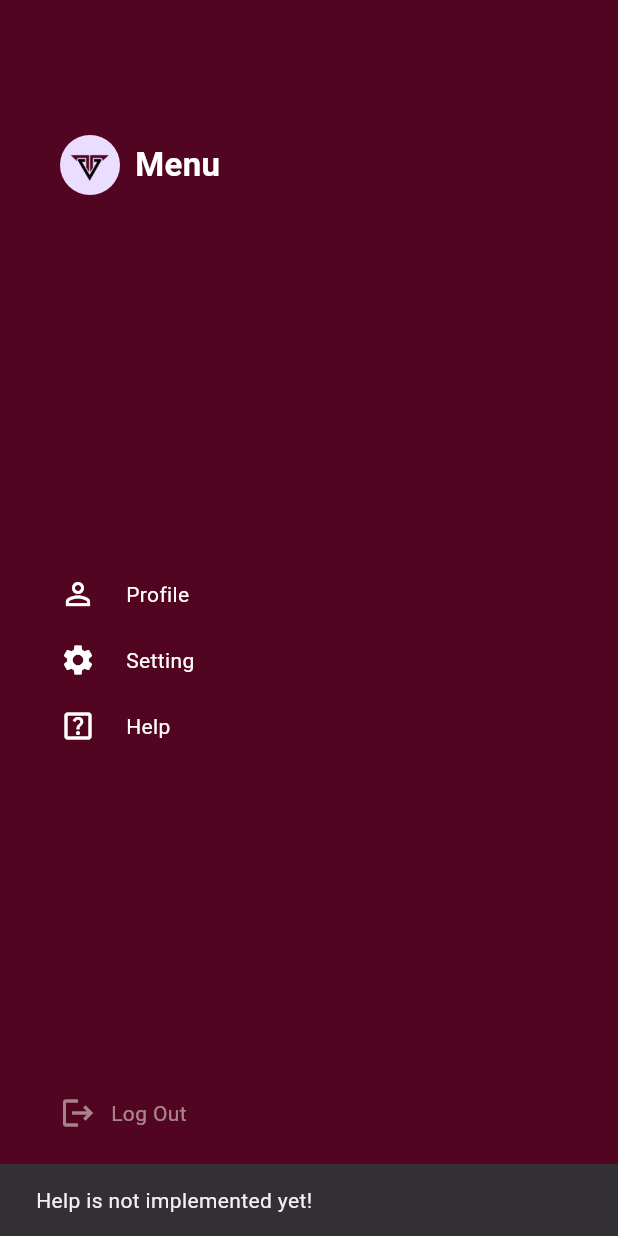
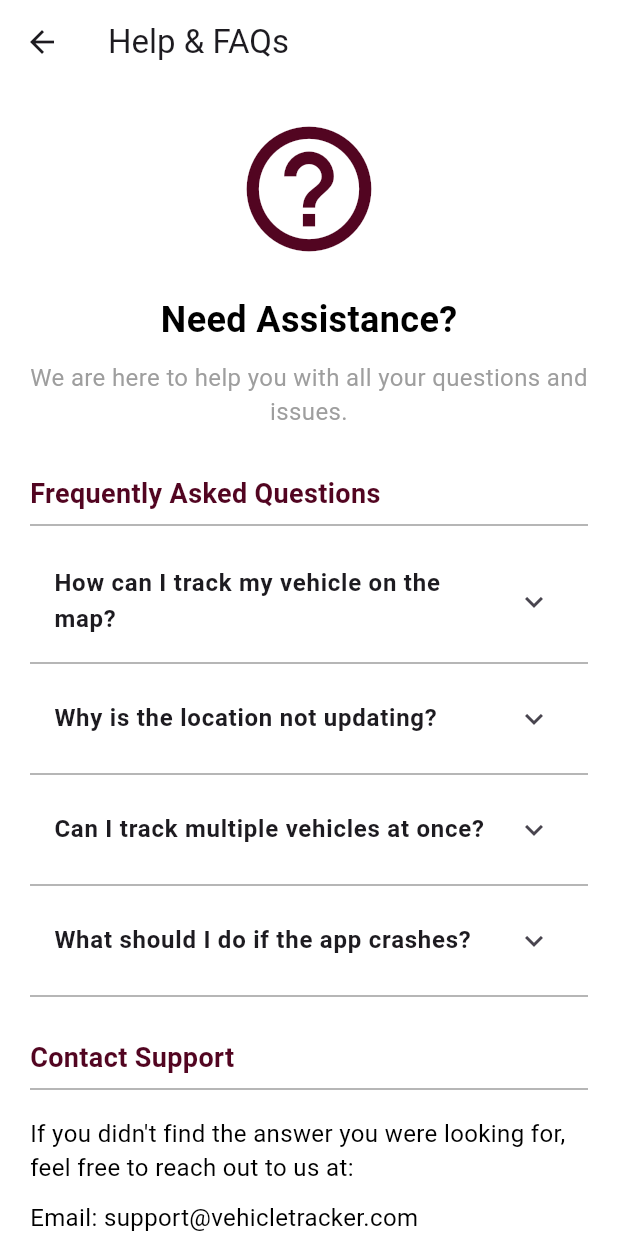
Before and after one commit to arfaidrees/VehicleTrackingApp, a Flutter app: the Menu widget shown alone on an empty page, opened directly, after a tap on "Help", on a phone screen of 412 x 824 dp. Run offline on Flutter 3.47's test engine with Material 3 defaults, Android fonts, the phone set to English and light mode, and no system bars; our stand-ins replace cloud_firestore, email_validator, firebase_auth, firebase_core, geolocator, get and 3 more; missing offline and left inert: widget_to_marker; accounts and stored records are empty.

Commit message:
Arfa Work

```diff
--- /dev/null
+++ b/lib/components/Screens/Help.dart
@@ -0,0 +1,169 @@
+
+import 'package:flutter/material.dart';
+
+class HelpPage extends StatelessWidget {
+  const HelpPage({Key? key}) : super(key: key);
+
+  @override
+  Widget build(BuildContext context) {
+    return Scaffold(
+      backgroundColor: Colors.white,
+      appBar: AppBar(
+        title: const Text('Help & FAQs'),
+        backgroundColor: const Color(0xFFFFFFFF),
+      ),
+      body: SingleChildScrollView(
+        padding: const EdgeInsets.all(20.0),
+        child: Column(
+          crossAxisAlignment: CrossAxisAlignment.start,
+          children: [
+            // Header Section
+            Center(
+              child: Column(
+                children: [
+                  const Icon(
+                    Icons.help_outline,
+                    size: 100,
+                    color: Color(0xFF520521),
+                  ),
+                  const SizedBox(height: 20),
+                  const Text(
+                    'Need Assistance?',
+                    style: TextStyle(
+                      fontSize: 24,
+                      fontWeight: FontWeight.bold,
+                      color: Colors.black,
+                    ),
+                  ),
+                  const SizedBox(height: 10),
+                  const Text(
+                    'We are here to help you with all your questions and issues.',
+                    style: TextStyle(
+                      fontSize: 16,
+                      color: Colors.grey,
+                    ),
+                    textAlign: TextAlign.center,
+                  ),
+                ],
+              ),
+            ),
+
+            const SizedBox(height: 30),
+
+            // FAQ Section
+            const Text(
+              'Frequently Asked Questions',
+              style: TextStyle(
+                fontSize: 18,
+                fontWeight: FontWeight.bold,
+                color: Color(0xFF520521),
+              ),
+            ),
+            const Divider(color: Colors.grey),
+            const SizedBox(height: 10),
+
+            // FAQ 1
+            ExpansionTile(
+              title: const Text(
+                'How can I track my vehicle on the map?',
+                style: TextStyle(fontSize: 16, fontWeight: FontWeight.bold),
+              ),
+              children: const [
+                Padding(
+                  padding: EdgeInsets.symmetric(horizontal: 15, vertical: 5),
+                  child: Text(
+                    'You can track your vehicle\'s current location by opening the map feature in the app. Ensure your GPS is enabled and your vehicle is connected.',
+                    style: TextStyle(fontSize: 14, color: Colors.black),
+                  ),
+                ),
+              ],
+            ),
+            const Divider(color: Colors.grey),
+
+            // FAQ 2
+            ExpansionTile(
+              title: const Text(
+                'Why is the location not updating?',
+                style: TextStyle(fontSize: 16, fontWeight: FontWeight.bold),
+              ),
+              children: const [
+                Padding(
+                  padding: EdgeInsets.symmetric(horizontal: 15, vertical: 5),
+                  child: Text(
+                    'Ensure your vehicle\'s tracking device is powered on and has a stable network connection. If the issue persists, contact our support team.',
+                    style: TextStyle(fontSize: 14, color: Colors.black),
+                  ),
+                ),
+              ],
+            ),
+            const Divider(color: Colors.grey),
+
+            // FAQ 3
+            ExpansionTile(
+              title: const Text(
+                'Can I track multiple vehicles at once?',
+                style: TextStyle(fontSize: 16, fontWeight: FontWeight.bold),
+              ),
+              children: const [
+                Padding(
+                  padding: EdgeInsets.symmetric(horizontal: 15, vertical: 5),
+                  child: Text(
+                    'Yes, you can track multiple vehicles by selecting them from the map screen.',
+                    style: TextStyle(fontSize: 14, color: Colors.black),
+                  ),
+                ),
+              ],
+            ),
+            const Divider(color: Colors.grey),
+
+            // FAQ 4
+            ExpansionTile(
+              title: const Text(
+                'What should I do if the app crashes?',
+                style: TextStyle(fontSize: 16, fontWeight: FontWeight.bold),
+              ),
+              children: const [
+                Padding(
+                  padding: EdgeInsets.symmetric(horizontal: 15, vertical: 5),
+                  child: Text(
+                    'Try restarting the app and ensure it is updated to the latest version. If the problem continues, contact our support team.',
+                    style: TextStyle(fontSize: 14, color: Colors.black),
+                  ),
+                ),
+              ],
+            ),
+            const Divider(color: Colors.grey),
+
+            const SizedBox(height: 20),
+
+            // Contact Support
+            const Text(
+              'Contact Support',
+              style: TextStyle(
+                fontSize: 18,
+                fontWeight: FontWeight.bold,
+                color: Color(0xFF520521),
+              ),
+            ),
+            const Divider(color: Colors.grey),
+            const SizedBox(height: 10),
+            const Text(
+              'If you didn\'t find the answer you were looking for, feel free to reach out to us at:',
+              style: TextStyle(fontSize: 16, color: Colors.black),
+            ),
+            const SizedBox(height: 10),
+            const Text(
+              'Email: support@vehicletracker.com',
+              style: TextStyle(fontSize: 16, color: Colors.black),
+            ),
+            const SizedBox(height: 5),
+            const Text(
+              'Phone: +123 456 7890',
+              style: TextStyle(fontSize: 16, color: Colors.black),
+            ),
+          ],
+        ),
+      ),
+    );
+  }
+}
--- a/lib/components/Screens/Setting.dart
+++ /dev/null
@@ -1,15 +0,0 @@
-import 'package:flutter/material.dart';
-
-class setting extends StatefulWidget {
-  const setting({super.key});
-
-  @override
-  State<setting> createState() => _settingState();
-}
-
-class _settingState extends State<setting> {
-  @override
-  Widget build(BuildContext context) {
-    return const Scaffold();
-  }
-}
--- a/lib/components/Screens/menu.dart
+++ b/lib/components/Screens/menu.dart
@@ -3,14 +3,16 @@ import 'package:flutter/material.dart';
 import 'package:get/get.dart';
 
 import '../../Repository/firebaseRepository.dart';
+import 'Help.dart';
 import 'Profile.dart';
+import 'about.dart';
 
 class Menu extends StatelessWidget {
   @override
   Widget build(BuildContext context) {
     final List<Map<String, dynamic>> rowsData = [
       {'text': 'Profile', 'icon': Icons.person_outline},
-      {'text': 'Setting', 'icon': Icons.settings},
+      {'text': 'About', 'icon': Icons.info_outline},
       {'text': 'Help', 'icon': Icons.help_center_outlined},
     ];
     final FirebaseRepository _firebaseRepository = FirebaseRepository();
@@ -36,7 +38,7 @@ class Menu extends StatelessWidget {
                 ),
                 const SizedBox(height: 120, width: 10),
                 const Text(
-                  'Menu',
+                  'Setting',
                   style: TextStyle(
                     color: Colors.white,
                     fontSize: 22,
@@ -59,15 +61,12 @@ class Menu extends StatelessWidget {
                           case 'Profile':
                             Get.to(ProfilePage());
                             break;
-                          case 'Setting':
-                            Get.to(const Settings());
+                          case 'About':
+                            Get.to(const AboutPage());
                             break;
                           case 'Help':
-                            ScaffoldMessenger.of(context).showSnackBar(
-                              const SnackBar(
-                                  content:
-                                      Text('Help is not implemented yet!')),
-                            );
+                          Get.to(const HelpPage());
+
                             break;
                           default:
                             ScaffoldMessenger.of(context).showSnackBar(
```
Also changed, not shown: lib/components/Screens/Profile.dart (+31 -105 lines), lib/components/Screens/about.dart (added, +106 -0 lines), pubspec.lock, 1 other file.
